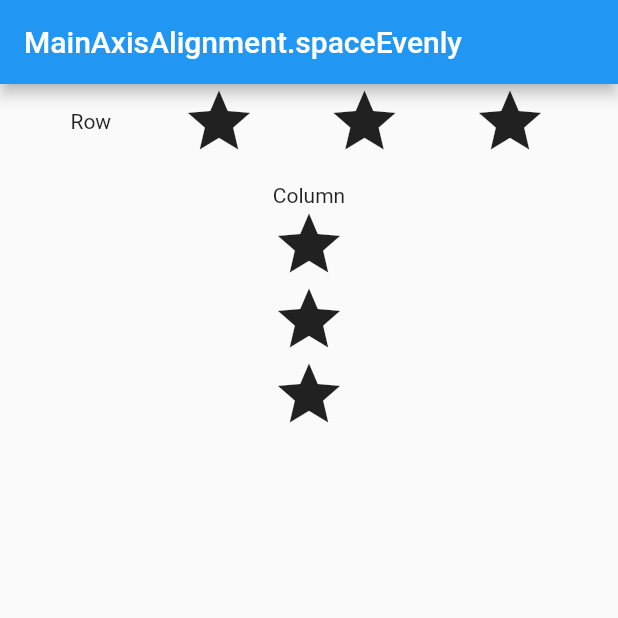
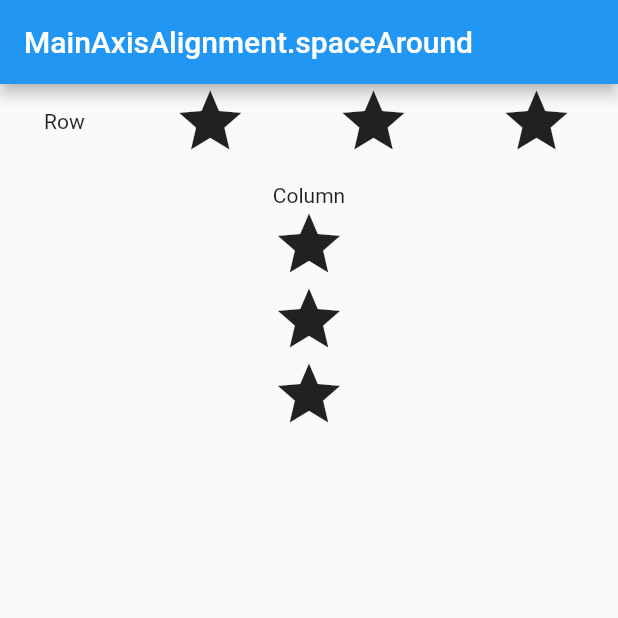
Before and after one commit to after-six/flutter-layout-wonwoo, a Flutter app: the screen it shows after launch, on a phone screen of 412 x 824 dp, the top half of it. Run offline on Flutter 3.47's test engine with Material 2 defaults, Android fonts, the phone set to English and light mode, and no system bars.

Commit message:
MainAxisAlignment.spaceAround

```diff
--- a/lib/main.dart
+++ b/lib/main.dart
@@ -9,7 +9,7 @@ class MyApp extends StatelessWidget {
     return MaterialApp(
       home: Scaffold(
         appBar: AppBar(
-          title: Text('MainAxisAlignment.spaceEvenly'),
+          title: Text('MainAxisAlignment.spaceAround'),
         ),
         body: Column(
           children: <Widget>[
@@ -18,7 +18,8 @@ class MyApp extends StatelessWidget {
 //              mainAxisAlignment: MainAxisAlignment.center, // Row and Column - MainAxisAlignment Step 2
 //              mainAxisAlignment: MainAxisAlignment.end, // Row and Column - MainAxisAlignment Step 3
 //              mainAxisAlignment: MainAxisAlignment.spaceBetween, // Row and Column - MainAxisAlignment Step 4
-              mainAxisAlignment: MainAxisAlignment.spaceEvenly, // Row and Column - MainAxisAlignment Step 5
+//              mainAxisAlignment: MainAxisAlignment.spaceEvenly, // Row and Column - MainAxisAlignment Step 5
+              mainAxisAlignment: MainAxisAlignment.spaceAround, // Row and Column - MainAxisAlignment Step 6
               children: <Widget>[
                 Text('Row'),
                 Icon(Icons.star, size: 50),
@@ -32,7 +33,8 @@ class MyApp extends StatelessWidget {
 //              mainAxisAlignment: MainAxisAlignment.center, // Row and Column - MainAxisAlignment Step 2
 //              mainAxisAlignment: MainAxisAlignment.end, // Row and Column - MainAxisAlignment Step 3
 //              mainAxisAlignment: MainAxisAlignment.spaceBetween, // Row and Column - MainAxisAlignment Step 4
-              mainAxisAlignment: MainAxisAlignment.spaceEvenly, // Row and Column - MainAxisAlignment Step 5
+//              mainAxisAlignment: MainAxisAlignment.spaceEvenly, // Row and Column - MainAxisAlignment Step 5
+              mainAxisAlignment: MainAxisAlignment.spaceAround, // Row and Column - MainAxisAlignment Step 6
               children: <Widget>[
                 Text('Column'),
                 Icon(Icons.star, size: 50),
```
